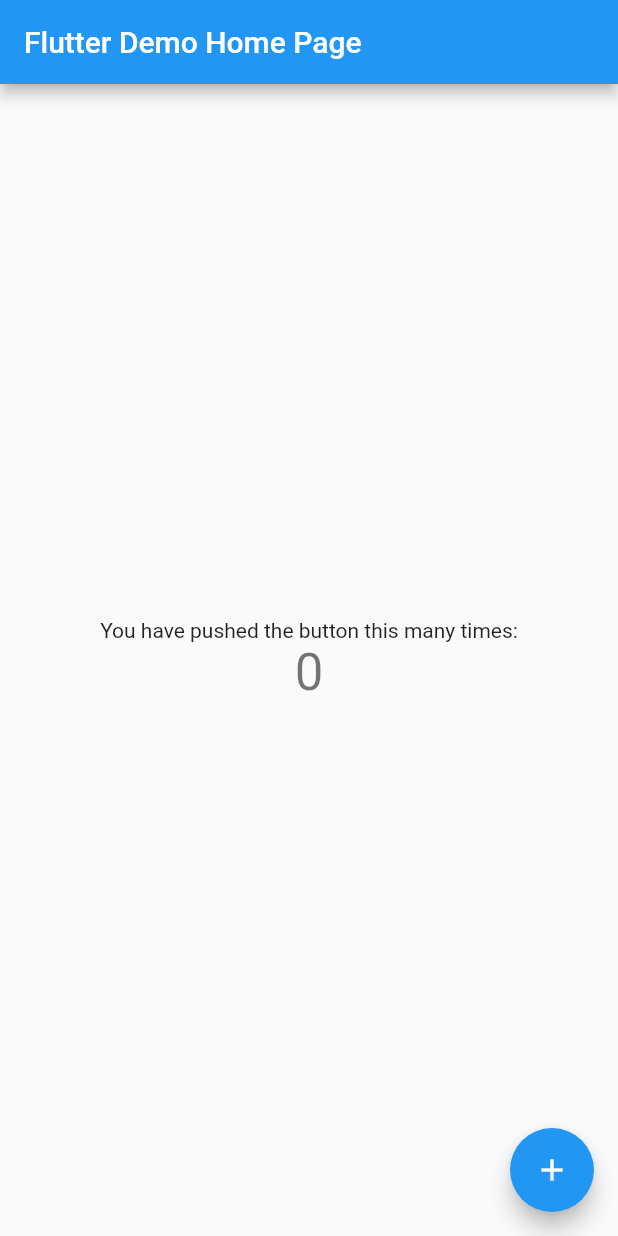
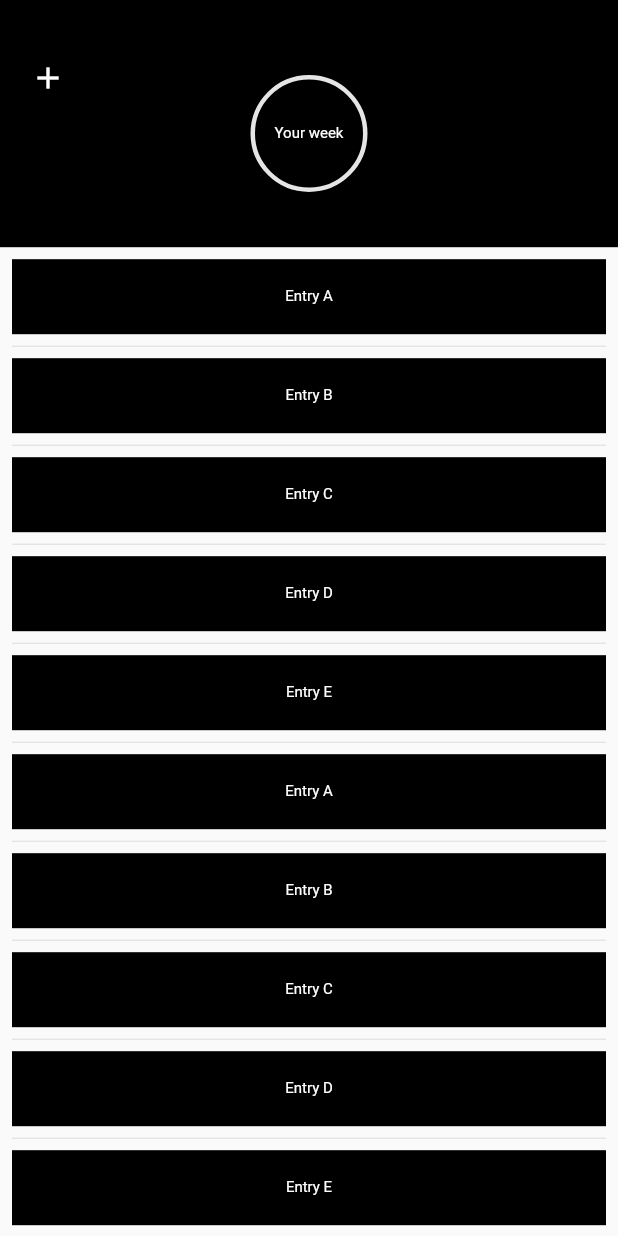
Before and after one commit to EmperorWasTaken/PlannerAdvanced, a Flutter app: the screen it shows after launch, on a phone screen of 412 x 824 dp. Run offline on Flutter 3.47's test engine with Material 2 defaults, Android fonts, the phone set to English and light mode, and no system bars.

Commit message:
make a mockup of home page

```diff
--- /dev/null
+++ b/lib/constants.dart
@@ -0,0 +1,13 @@
+import 'package:flutter/material.dart';
+
+const kPrimaryColor = Color(0xFF000000);
+const kSecondaryColor = Color(0xFFE5E5E5);
+
+const kTextColor = Color(0xFFFFFFFF);
+
+
+const kHeadingextStyle = TextStyle(
+  fontSize: 10,
+  color: kTextColor,
+  //fontWeight: FontWeight.bold,
+);
--- a/lib/main.dart
+++ b/lib/main.dart
@@ -1,117 +1,49 @@
 import 'package:flutter/material.dart';
+import 'package:planner_advanced/screens/home/top_bar.dart';
 
-void main() {
-  runApp(MyApp());
-}
+import 'constants.dart';
+
+void main() => runApp(MyApp());
 
 class MyApp extends StatelessWidget {
   // This widget is the root of your application.
   @override
   Widget build(BuildContext context) {
     return MaterialApp(
+      debugShowCheckedModeBanner: false,
       title: 'Flutter Demo',
-      theme: ThemeData(
-        // This is the theme of your application.
-        //
-        // Try running your application with "flutter run". You'll see the
-        // application has a blue toolbar. Then, without quitting the app, try
-        // changing the primarySwatch below to Colors.green and then invoke
-        // "hot reload" (press "r" in the console where you ran "flutter run",
-        // or simply save your changes to "hot reload" in a Flutter IDE).
-        // Notice that the counter didn't reset back to zero; the application
-        // is not restarted.
-        primarySwatch: Colors.blue,
-        // This makes the visual density adapt to the platform that you run
-        // the app on. For desktop platforms, the controls will be smaller and
-        // closer together (more dense) than on mobile platforms.
-        visualDensity: VisualDensity.adaptivePlatformDensity,
-      ),
-      home: MyHomePage(title: 'Flutter Demo Home Page'),
+      theme: ThemeData(),
+      home: HomeScreen(),
     );
   }
 }
 
-class MyHomePage extends StatefulWidget {
-  MyHomePage({Key key, this.title}) : super(key: key);
-
-  // This widget is the home page of your application. It is stateful, meaning
-  // that it has a State object (defined below) that contains fields that affect
-  // how it looks.
-
-  // This class is the configuration for the state. It holds the values (in this
-  // case the title) provided by the parent (in this case the App widget) and
-  // used by the build method of the State. Fields in a Widget subclass are
-  // always marked "final".
-
-  final String title;
-
-  @override
-  _MyHomePageState createState() => _MyHomePageState();
-}
-
-class _MyHomePageState extends State<MyHomePage> {
-  int _counter = 0;
-
-  void _incrementCounter() {
-    setState(() {
-      // This call to setState tells the Flutter framework that something has
-      // changed in this State, which causes it to rerun the build method below
-      // so that the display can reflect the updated values. If we changed
-      // _counter without calling setState(), then the build method would not be
-      // called again, and so nothing would appear to happen.
-      _counter++;
-    });
-  }
+class HomeScreen extends StatelessWidget {
 
   @override
   Widget build(BuildContext context) {
-    // This method is rerun every time setState is called, for instance as done
-    // by the _incrementCounter method above.
-    //
-    // The Flutter framework has been optimized to make rerunning build methods
-    // fast, so that you can just rebuild anything that needs updating rather
-    // than having to individually change instances of widgets.
+    var size = MediaQuery.of(context).size;
     return Scaffold(
-      appBar: AppBar(
-        // Here we take the value from the MyHomePage object that was created by
-        // the App.build method, and use it to set our appbar title.
-        title: Text(widget.title),
-      ),
-      body: Center(
-        // Center is a layout widget. It takes a single child and positions it
-        // in the middle of the parent.
-        child: Column(
-          // Column is also a layout widget. It takes a list of children and
-          // arranges them vertically. By default, it sizes itself to fit its
-          // children horizontally, and tries to be as tall as its parent.
-          //
-          // Invoke "debug painting" (press "p" in the console, choose the
-          // "Toggle Debug Paint" action from the Flutter Inspector in Android
-          // Studio, or the "Toggle Debug Paint" command in Visual Studio Code)
-          // to see the wireframe for each widget.
-          //
-          // Column has various properties to control how it sizes itself and
-          // how it positions its children. Here we use mainAxisAlignment to
-          // center the children vertically; the main axis here is the vertical
-          // axis because Columns are vertical (the cross axis would be
-          // horizontal).
-          mainAxisAlignment: MainAxisAlignment.center,
-          children: <Widget>[
-            Text(
-              'You have pushed the button this many times:',
-            ),
-            Text(
-              '$_counter',
-              style: Theme.of(context).textTheme.headline4,
-            ),
-          ],
-        ),
-      ),
-      floatingActionButton: FloatingActionButton(
-        onPressed: _incrementCounter,
-        tooltip: 'Increment',
-        child: Icon(Icons.add),
-      ), // This trailing comma makes auto-formatting nicer for build methods.
+      appBar: TopBar(size: size, press: () {}),
+      body: Body()
     );
   }
 }
+
+class Body extends StatelessWidget {
+  final List<String> entries = ['A', 'B', 'C', 'D', 'E','A', 'B', 'C', 'D', 'E'];
+  @override
+  Widget build(BuildContext context) {
+    return ListView.separated(
+       separatorBuilder: (BuildContext context, int index) => const Divider(),
+        padding: const EdgeInsets.all(8),
+        itemCount: entries.length,
+        itemBuilder: (BuildContext context, int index) {
+          return Container(
+            height: 50,
+            color: Colors.black,
+            child: Center(child: Text('Entry ${entries[index]}', style: kHeadingextStyle,)),
+          );
+        });
+  }
+}
--- /dev/null
+++ b/lib/screens/home/top_bar.dart
@@ -0,0 +1,56 @@
+import 'package:flutter/material.dart';
+
+import '../../constants.dart';
+
+class TopBar extends StatelessWidget with PreferredSizeWidget {
+  const TopBar({
+    Key key,
+    @required this.size, this.press,
+  }) : super(key: key);
+
+  final Size size;
+  final Function press;
+
+  @override
+  Widget build(BuildContext context) {
+    return Container(
+      height: size.height * 0.2,
+      width: double.infinity,
+      color: kPrimaryColor,
+      child: Padding(
+        padding: EdgeInsets.only(left: 20, top: 40, right: 20),
+        child: Row(
+          crossAxisAlignment: CrossAxisAlignment.start,
+          children: <Widget>[
+            GestureDetector(
+              onTap: press,
+              child: Icon(
+                Icons.add,
+                color: Colors.white,
+              ),
+            ),
+            Spacer(),
+            Container(
+              margin: EdgeInsets.all(10),
+              padding: EdgeInsets.all(30),
+              decoration: BoxDecoration(
+                shape: BoxShape.circle,
+                border: Border.all(width: 3, color: kSecondaryColor),
+              ),
+              child: Text("Your week", style: kHeadingextStyle),
+            ),
+            Spacer(),
+            Icon(
+              Icons.add,
+              color: Colors.transparent,
+            )
+          ],
+        ),
+      ),
+    );
+  }
+
+  @override
+
+  Size get preferredSize => new Size.fromHeight(size.height);
+}
```
Also changed, not shown: 1 other file.
